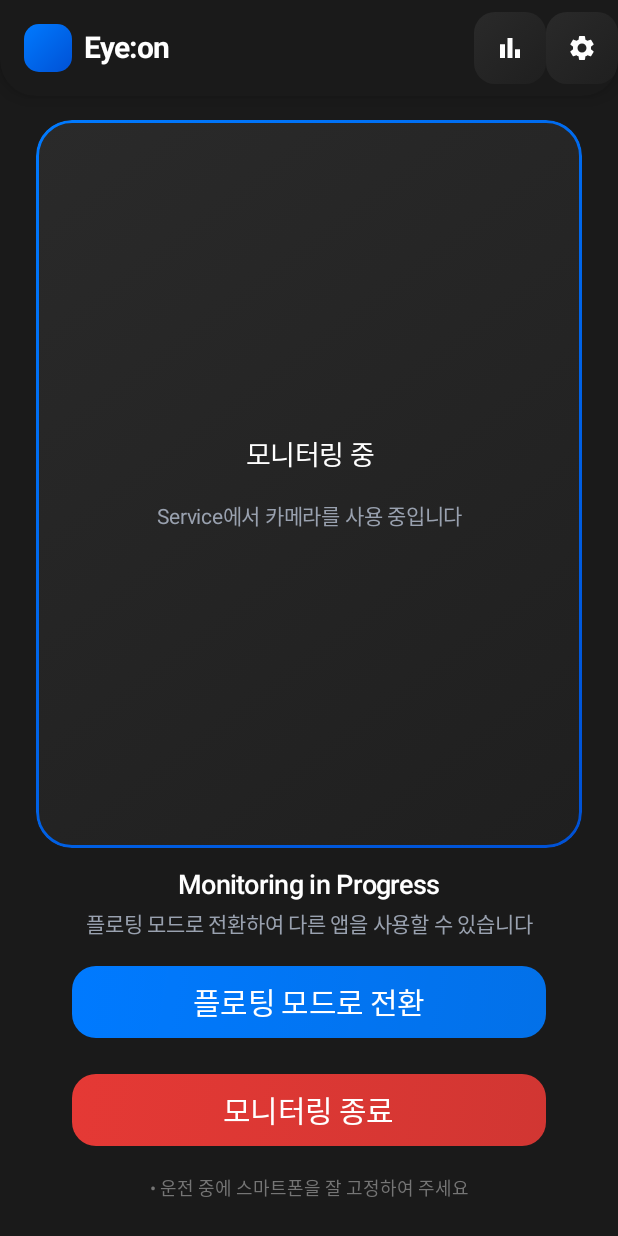
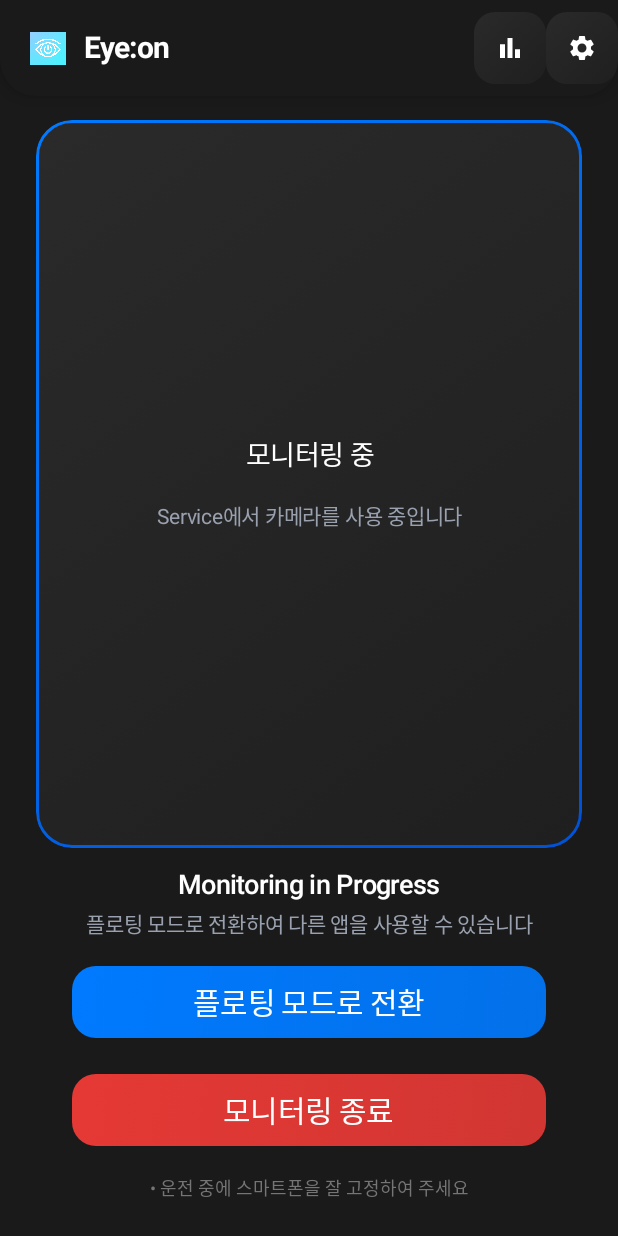
Before and after one commit to Eye-on-P-project/Android, an Android app built with Jetpack Compose: the screen it shows after launch (MainActivity), after a tap on "플로팅 모드로 전환", on a phone screen of 412 x 824 dp. Run offline under Robolectric (Android 15) with nearby library versions, the phone set to English and light mode, and no system bars; our stand-ins replace Dagger/Hilt's generated code, Room's generated code; libraries missing offline, so code that uses them is left out: androidx.camera.view; 5 statements that could not run were skipped; 2 other taps on this screen came first.

Commit message:
style: add logo in home screen

```diff
--- a/app/src/main/java/ac/sbmax002/eye_on/ui/home/HomeScreen.kt
+++ b/app/src/main/java/ac/sbmax002/eye_on/ui/home/HomeScreen.kt
@@ -5,6 +5,7 @@ import androidx.compose.animation.*
 import androidx.compose.animation.core.*
 import androidx.compose.foundation.interaction.MutableInteractionSource
 import androidx.compose.foundation.interaction.collectIsPressedAsState
+import androidx.compose.foundation.Image
 import androidx.compose.foundation.background
 import androidx.compose.foundation.layout.*
 import androidx.compose.foundation.shape.RoundedCornerShape
@@ -23,6 +24,7 @@ import androidx.compose.ui.text.font.FontWeight
 import androidx.compose.ui.text.style.TextAlign
 import androidx.compose.ui.unit.dp
 import androidx.compose.ui.unit.sp
+import androidx.compose.ui.res.painterResource
 import androidx.lifecycle.compose.collectAsStateWithLifecycle
 import androidx.compose.ui.platform.LocalContext
 import ac.sbmax002.eye_on.service.MonitoringService
@@ -154,19 +156,14 @@ private fun HomeTopBar(
                     // 로고 아이콘 박스
                     Box(
                         modifier = Modifier
-                            .size(32.dp)
-                            .background(
-                                brush = Brush.linearGradient(
-                                    colors = listOf(
-                                        Color(0xFF007AFF),
-                                        Color(0xFF0051D5)
-                                    )
-                                ),
-                                shape = RoundedCornerShape(10.dp)
-                            ),
+                            .size(32.dp),
                         contentAlignment = Alignment.Center
                     ) {
-                        // 로고 아이콘 들어갈 자리
+                        Image(
+                            painter = painterResource(id = ac.sbmax002.eye_on.R.drawable.logo),
+                            contentDescription = "Logo",
+                            modifier = Modifier.size(24.dp)
+                        )
                     }
                     Text(
                         text = "Eye:on",
```
